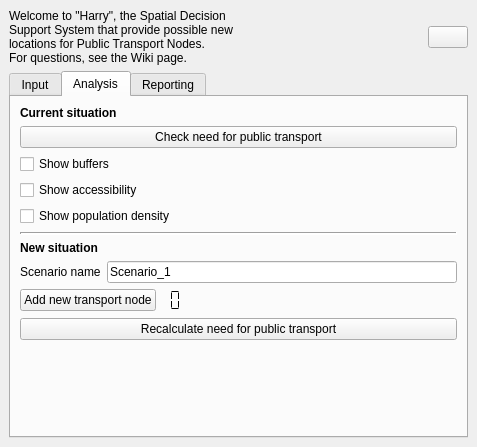
This is SpatialDecision/spatial_decision_dockwidget_base.ui in Matthie456/Bon_DenDuijn as Qt 5 draws it before an edit. The edited form follows.
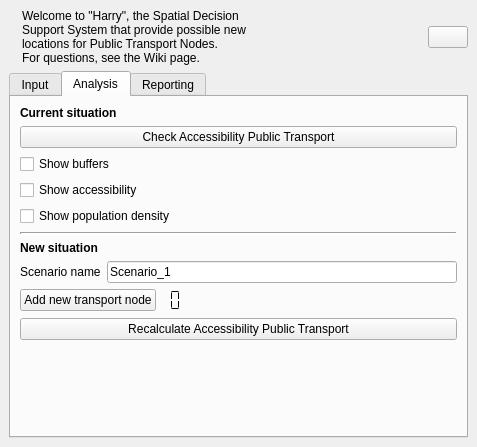
This is the edited form. The open tabs and pages were chosen to show the change.

Commit message: UI: Tried to add an logo to the plugin. not working but know for sure that u can tell me how Made some small changes to the styles of the transit nodes. Put an extra check in the code to prevent the plugin from crashing after checking one of boxed and layer doesn't exist

Diff of the .ui file:
```diff
--- a/SpatialDecision/spatial_decision_dockwidget_base.ui
+++ b/SpatialDecision/spatial_decision_dockwidget_base.ui
@@ -17,6 +17,19 @@
    <layout class="QVBoxLayout" name="verticalLayout_4">
     <item>
      <layout class="QHBoxLayout" name="horizontalLayout_2">
+      <item>
+       <widget class="QLabel" name="mainlabel">
+        <property name="enabled">
+         <bool>true</bool>
+        </property>
+        <property name="frameShape">
+         <enum>QFrame::NoFrame</enum>
+        </property>
+        <property name="text">
+         <string/>
+        </property>
+       </widget>
+      </item>
       <item>
        <widget class="QLabel" name="label_4">
         <property name="text">
@@ -183,7 +196,7 @@
         <item>
          <widget class="QPushButton" name="checkAccessibilityButton">
           <property name="text">
-           <string>Check need for public transport</string>
+           <string>Check Accessibility Public Transport</string>
           </property>
          </widget>
         </item>
@@ -313,7 +326,7 @@
         <item>
          <widget class="QPushButton" name="recalculateButton">
           <property name="text">
-           <string>Recalculate need for public transport</string>
+           <string>Recalculate Accessibility Public Transport</string>
           </property>
          </widget>
         </item>
```
Left out of the diff: 2 changed lines with no effect on the pictures. The commit also changes 7 other files.
